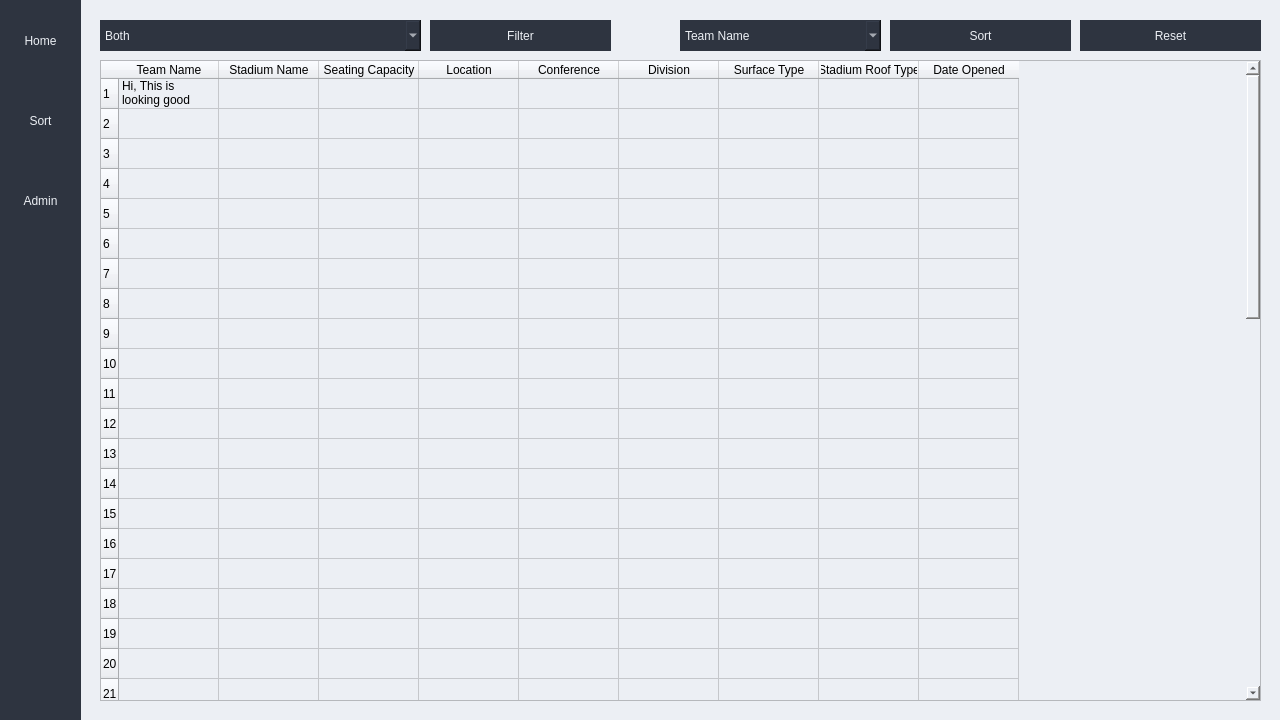
This is mainwindow.ui in josharaedwards/CS1C-Project-1 as Qt 5 draws it before an edit. The edited form follows.
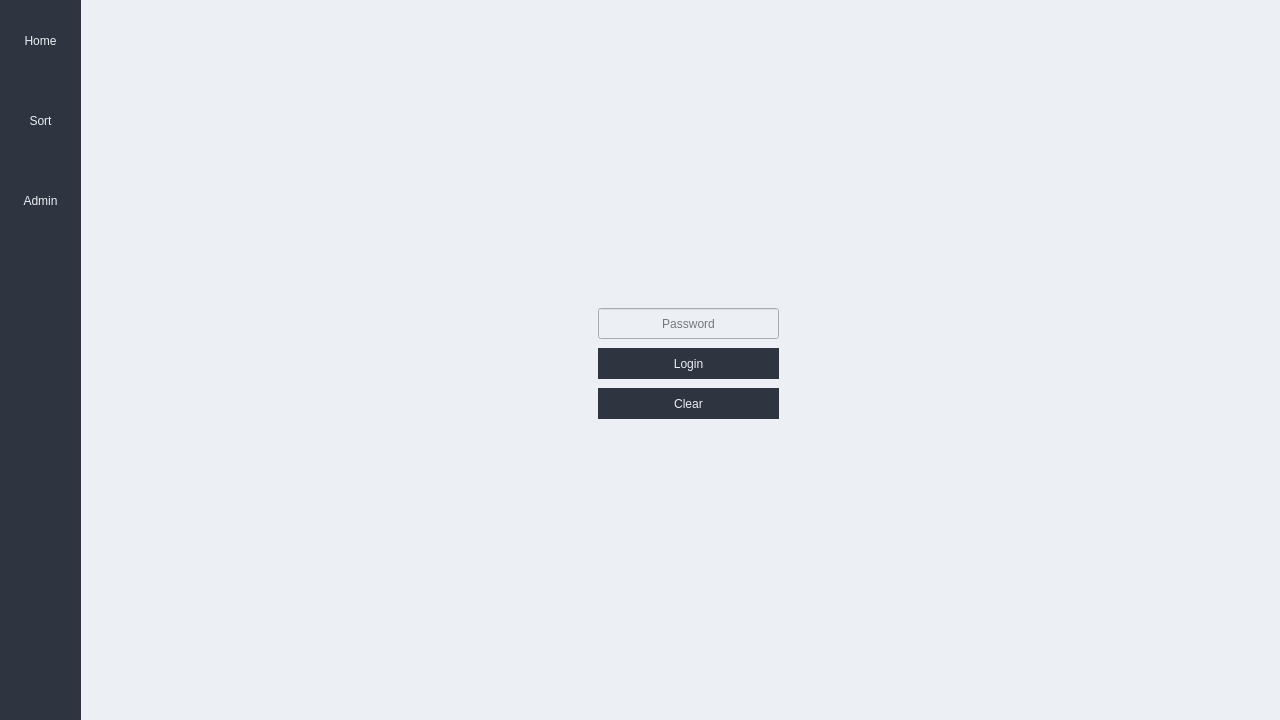
This is the edited form.

Commit message: Secure admin tab's content behind the login panel

Patch:
```diff
--- a/mainwindow.ui
+++ b/mainwindow.ui
@@ -760,22 +760,36 @@
        <height>701</height>
       </rect>
      </property>
+     <widget class="QWidget" name="loginPanel" native="true">
+      <property name="geometry">
+       <rect>
+        <x>-1</x>
+        <y>-1</y>
+        <width>1181</width>
+        <height>721</height>
+       </rect>
+      </property>
+      <property name="styleSheet">
+       <string notr="true"/>
+      </property>
      <widget class="QLineEdit" name="adminPwdInput">
       <property name="geometry">
        <rect>
-        <x>500</x>
-        <y>320</y>
+         <x>510</x>
+         <y>300</y>
         <width>181</width>
         <height>31</height>
        </rect>
       </property>
       <property name="styleSheet">
-       <string notr="true">font: 75 12pt &quot;Consolas&quot;;
-padding-left: 5;</string>
+        <string notr="true">font: 75 12pt &quot;Consolas&quot;;</string>
       </property>
       <property name="echoMode">
        <enum>QLineEdit::Password</enum>
       </property>
+       <property name="alignment">
+        <set>Qt::AlignCenter</set>
+       </property>
       <property name="placeholderText">
        <string>Password</string>
       </property>
@@ -783,28 +797,11 @@
        <bool>false</bool>
       </property>
      </widget>
-     <widget class="QLineEdit" name="adminUsrInput">
-      <property name="geometry">
-       <rect>
-        <x>500</x>
-        <y>280</y>
-        <width>181</width>
-        <height>31</height>
-       </rect>
-      </property>
-      <property name="styleSheet">
-       <string notr="true">font: 75 12pt &quot;Consolas&quot;;
-padding-left: 5;</string>
-      </property>
-      <property name="placeholderText">
-       <string>Username</string>
-      </property>
-     </widget>
      <widget class="QPushButton" name="loginBtn">
       <property name="geometry">
        <rect>
-        <x>500</x>
-        <y>360</y>
+         <x>510</x>
+         <y>340</y>
         <width>181</width>
         <height>31</height>
        </rect>
@@ -828,10 +825,48 @@
        <string>Login</string>
       </property>
      </widget>
-    </widget>
-    <zorder>adminContent</zorder>
-    <zorder>homeContent</zorder>
-    <zorder>sortContent</zorder>
+      <widget class="QPushButton" name="clearBtn">
+       <property name="geometry">
+        <rect>
+         <x>510</x>
+         <y>380</y>
+         <width>181</width>
+         <height>31</height>
+        </rect>
+       </property>
+       <property name="styleSheet">
+        <string notr="true">QPushButton {
+	border:none;
+	font: 75 12pt &quot;Consolas&quot;;
+	background-color: rgb(46, 52, 64);
+	color: rgb(236, 239, 244);
+}
+
+QPushButton:hover {
+	border:none;
+	font: 75 12pt &quot;Consolas&quot;;
+	background-color: rgb(216, 222, 233);
+	color: rgb(46, 52, 64);
+}</string>
+       </property>
+       <property name="text">
+        <string>Clear</string>
+       </property>
+      </widget>
+     </widget>
+     <widget class="QWidget" name="adminPanel" native="true">
+      <property name="geometry">
+       <rect>
+        <x>-1</x>
+        <y>0</y>
+        <width>1181</width>
+        <height>701</height>
+       </rect>
+      </property>
+     </widget>
+     <zorder>adminPanel</zorder>
+     <zorder>loginPanel</zorder>
+    </widget>
    </widget>
   </widget>
  </widget>
```
Left out of the diff: 37 changed lines with no effect on the pictures. Lines whose indentation alone changed are shown as unchanged. The commit also changes 2 other files.
